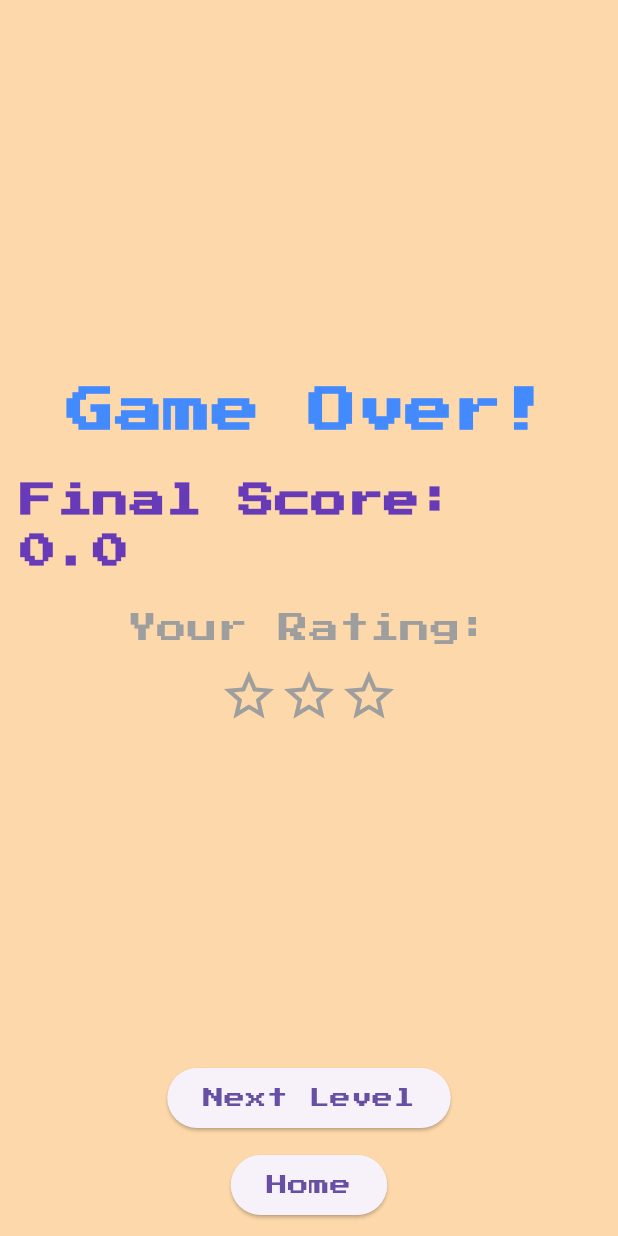
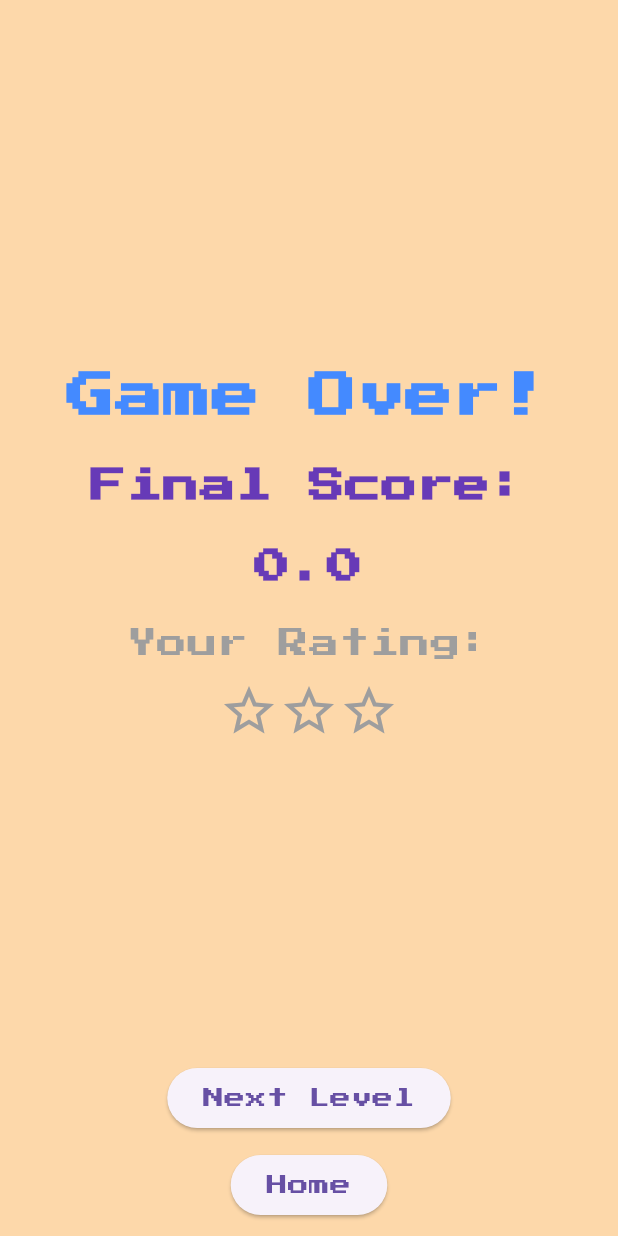
Before and after one commit to Aniket01/coherence_arcana, a Flutter app: the PostGameView screen opened directly with empty values, on a phone screen of 412 x 824 dp. Run offline on Flutter 3.47's test engine with Material 3 defaults, Android fonts, the phone set to English and light mode, and no system bars; our stand-ins replace audioplayers, google_fonts.

Commit message:
Cosmetic changes #1

```diff
--- a/lib/views/level_selection_view.dart
+++ b/lib/views/level_selection_view.dart
@@ -4,7 +4,6 @@ import 'package:flutter/material.dart';
 import 'package:provider/provider.dart';
 import '../audio/audio_controller.dart';
 import '../audio/sounds.dart';
-// import '../player_progress/player_progress.dart';
 import 'package:coherence_arcana/widgets/game_theme.dart';
 import '../style/responsive_screen.dart';
 import '../level_selection/levels.dart';
@@ -28,7 +27,7 @@ class LevelSelectionScreen extends StatelessWidget {
                 child: Text(
                   'Select level',
                   style: GoogleFonts.pressStart2p().copyWith(
-                    fontSize: 12,
+                    fontSize: 24,
                     fontWeight: FontWeight.bold,
                   ),
                 ),
--- a/lib/views/main_menu_view.dart
+++ b/lib/views/main_menu_view.dart
@@ -48,7 +48,7 @@ class MainMenuView extends StatelessWidget {
               },
               child: Text('Tutorial'),
             ),
-            _gap,
+            const SizedBox(height: 60),
           ],
         ),
       ),
--- a/lib/views/post_game_view.dart
+++ b/lib/views/post_game_view.dart
@@ -39,7 +39,16 @@ class PostGameView extends StatelessWidget {
             ),
             const SizedBox(height: 20),
             Text(
-              'Final Score: ${scoreData.score}',
+              'Final Score:',
+              style: const TextStyle(
+                fontSize: 24,
+                fontWeight: FontWeight.w600,
+                color: Colors.deepPurple,
+              ),
+            ),
+            const SizedBox(height: 20),
+            Text(
+              '${scoreData.score}',
               style: const TextStyle(
                 fontSize: 24,
                 fontWeight: FontWeight.w600,
```
Also changed, not shown: lib/views/pre_game_view.dart (+7 -1 lines).
